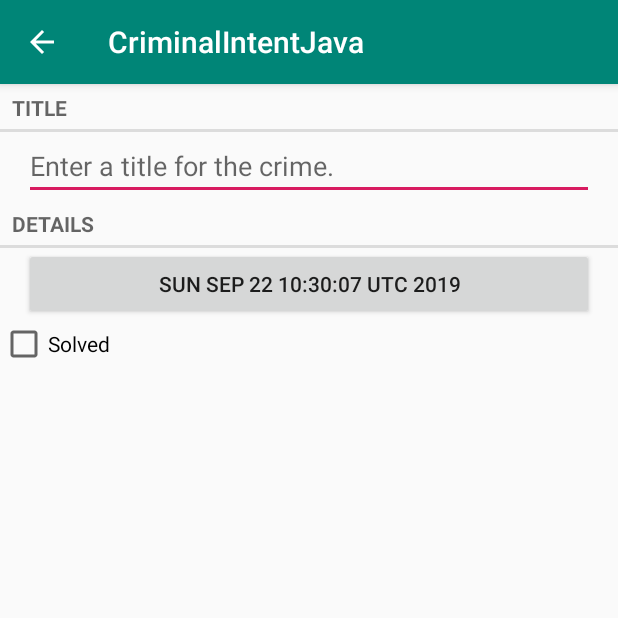
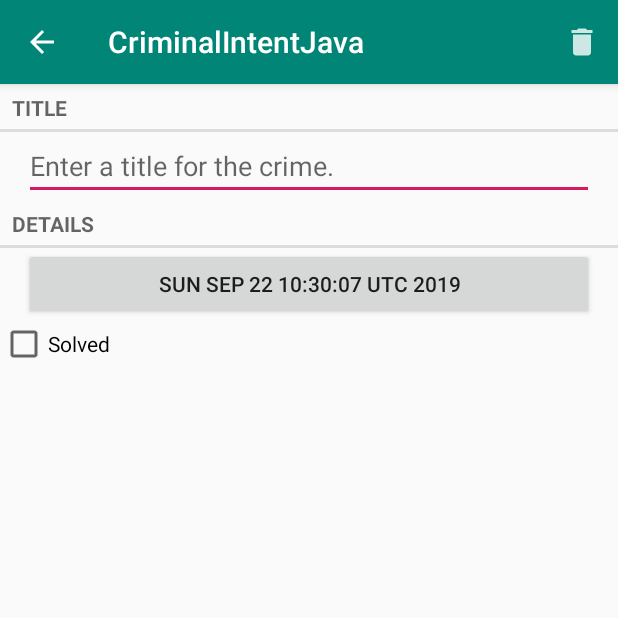
Before and after one commit to jenlau250/CriminalIntentJava, an Android app: the screen it shows after launch (CrimePagerActivity), after a tap on "New Crime", on a phone screen of 412 x 824 dp, the top half of it. Run offline under Robolectric (Android 15) with nearby library versions, the phone set to English and light mode, and no system bars.

```diff
--- a/app/src/main/java/com/bignerdranch/android/criminalintentjava/CrimeFragment.java
+++ b/app/src/main/java/com/bignerdranch/android/criminalintentjava/CrimeFragment.java
@@ -6,6 +6,9 @@ import android.os.Bundle;
 import android.text.Editable;
 import android.text.TextWatcher;
 import android.view.LayoutInflater;
+import android.view.Menu;
+import android.view.MenuInflater;
+import android.view.MenuItem;
 import android.view.View;
 import android.view.ViewGroup;
 import android.widget.Button;
@@ -53,6 +56,8 @@ public class CrimeFragment extends Fragment {
         super.onCreate(savedInstanceState);
         UUID crimeId = (UUID) getArguments().getSerializable(ARG_CRIME_ID);
         mCrime = CrimeLab.get(getActivity()).getCrime(crimeId);
+
+        setHasOptionsMenu(true);
     }
 
     //Crime instances get modified in CrimeFragment and will need to be written out when CrimeFragment
@@ -63,6 +68,29 @@ public class CrimeFragment extends Fragment {
         CrimeLab.get(getActivity())
                 .updateCrime(mCrime);
     }
+
+    //doesn't work
+    @Override
+    public void onCreateOptionsMenu(Menu menu, MenuInflater inflater) {
+        super.onCreateOptionsMenu(menu, inflater);
+        inflater.inflate(R.menu.fragment_crime_detail, menu);
+
+    }
+
+
+    @Override
+    public boolean onOptionsItemSelected(MenuItem item) {
+        switch (item.getItemId()) {
+            case R.id.delete_crime:
+                Crime crime = new Crime();
+                CrimeLab.get(getActivity()).deleteCrime(crime);
+                return true;
+            default:
+                return super.onOptionsItemSelected(item);
+        }
+    }
+
+
 
     @Override
     public View onCreateView(LayoutInflater inflater, ViewGroup container,
--- a/app/src/main/java/com/bignerdranch/android/criminalintentjava/CrimeListFragment.java
+++ b/app/src/main/java/com/bignerdranch/android/criminalintentjava/CrimeListFragment.java
@@ -76,6 +76,7 @@ public class CrimeListFragment extends Fragment {
             mAdapter = new CrimeAdapter(crimes);
             mCrimeRecyclerView.setAdapter(mAdapter);
         } else {
+            mAdapter.setCrimes(crimes);
             mAdapter.notifyDataSetChanged();
         }
 
@@ -203,6 +204,12 @@ public class CrimeListFragment extends Fragment {
         public int getItemCount() {
             return mCrimes.size();
         }
+
+        public void setCrimes(List<Crime> crimes) {
+            mCrimes = crimes;
+        }
+
+
     }
 
 
--- /dev/null
+++ b/app/src/main/res/drawable-anydpi/ic_menu_delete.xml
@@ -0,0 +1,11 @@
+<vector xmlns:android="http://schemas.android.com/apk/res/android"
+    android:width="24dp"
+    android:height="24dp"
+    android:viewportWidth="24"
+    android:viewportHeight="24"
+    android:tint="#FFFFFF"
+    android:alpha="0.8">
+    <path
+        android:fillColor="#FF000000"
+        android:pathData="M6,19c0,1.1 0.9,2 2,2h8c1.1,0 2,-0.9 2,-2V7H6v12zM19,4h-3.5l-1,-1h-5l-1,1H5v2h14V4z"/>
+</vector>
--- a/app/src/main/res/layout/fragment_crime.xml
+++ b/app/src/main/res/layout/fragment_crime.xml
@@ -3,6 +3,7 @@
     android:layout_height="match_parent"
     android:layout_margin="16dp"
     android:orientation="vertical">
+
     <TextView
         style="?android:listSeparatorTextViewStyle"
         android:layout_width="match_parent"
--- /dev/null
+++ b/app/src/main/res/menu/fragment_crime_detail.xml
@@ -0,0 +1,13 @@
+<?xml version="1.0" encoding="utf-8"?>
+<menu xmlns:android="http://schemas.android.com/apk/res/android"
+    xmlns:app="http://schemas.android.com/apk/res-auto">
+
+    <item
+        android:id="@+id/delete_crime"
+        android:icon="@drawable/ic_menu_delete"
+        android:title="@string/delete_crime"
+        app:showAsAction="ifRoom|withText"/>
+
+
+
+</menu>
--- a/app/src/main/res/menu/fragment_crime_list.xml
+++ b/app/src/main/res/menu/fragment_crime_list.xml
@@ -8,8 +8,12 @@
         android:title="@string/new_crime"
         app:showAsAction="ifRoom|withText"/>
 
+
     <item
         android:id="@+id/show_subtitle"
         android:title="@string/show_subtitle"
         app:showAsAction="ifRoom"/>
+
+
+
 </menu>
--- a/app/src/main/res/values/strings.xml
+++ b/app/src/main/res/values/strings.xml
@@ -6,6 +6,7 @@
     <string name="crime_solved_label">Solved</string>
     <string name="date_picker_title">Date of crime:</string>
     <string name="new_crime">New Crime</string>
+    <string name="delete_crime">Delete Crime</string>
     <string name="show_subtitle">Show Subtitle</string>
     <string name="hide_subtitle">Hide Subtitle</string>
     <string name="subtitle_format">%1$d crimes</string>
```
Also changed, not shown: app/src/main/java/com/bignerdranch/android/criminalintentjava/CrimeLab.java (+10 -0 lines), app/src/main/res/drawable-hdpi/ic_menu_delete.png (added), app/src/main/res/drawable-mdpi/ic_menu_delete.png (added), app/src/main/res/drawable-xhdpi/ic_menu_delete.png (added), app/src/main/res/drawable-xxhdpi/ic_menu_delete.png (added).
